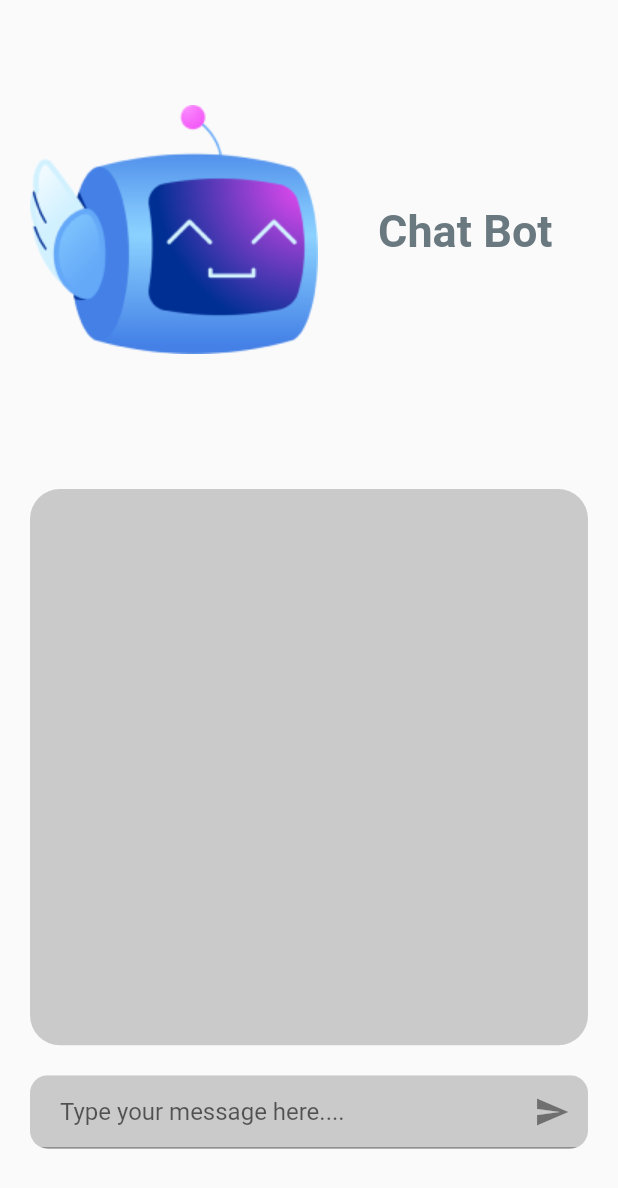
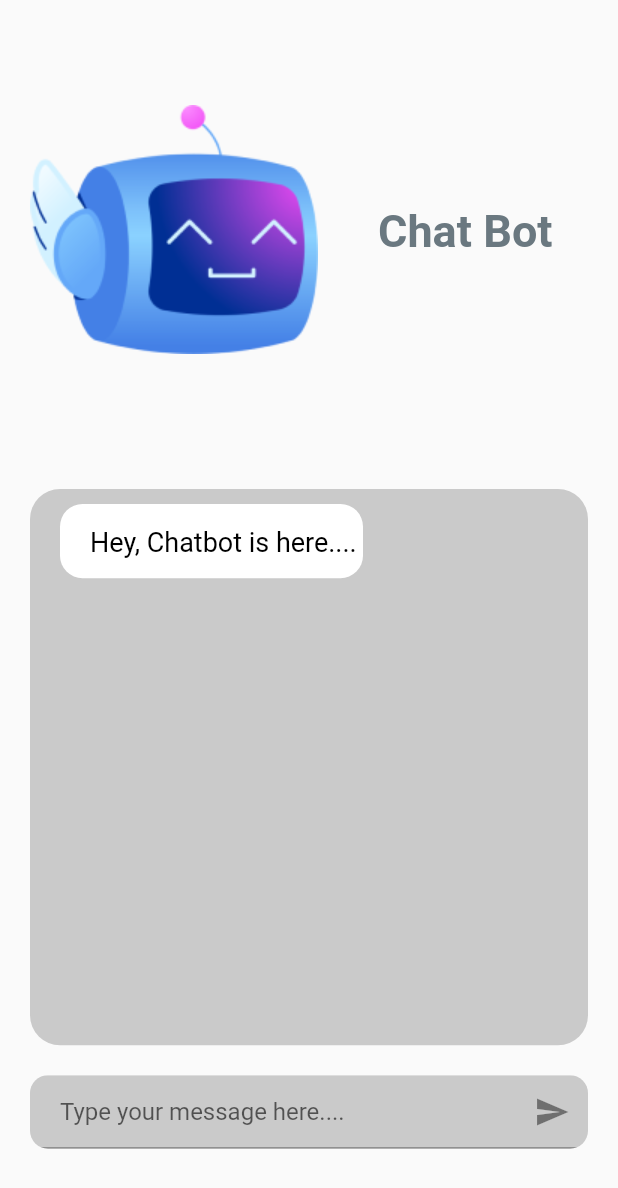
Before and after one commit to sauravkumar1812/CodeForYuth, a Flutter app: the chatbot screen opened directly, on a phone screen of 412 x 824 dp. Shown: the top 1188 px of the screen. Run offline on Flutter 3.47's test engine with Material 2 defaults, Android fonts, the phone set to English and light mode, and no system bars; our stand-ins replace eva_icons_flutter, flutter_chat_ui, font_awesome_flutter, grouped_list.

Commit message:
initail changes

```diff
--- a/lib/chatbot/chatbot.dart
+++ b/lib/chatbot/chatbot.dart
@@ -1,4 +1,5 @@
 import "package:flutter/material.dart";
+import "package:flutter_chat_ui/flutter_chat_ui.dart";
 
 class chatbot extends StatelessWidget {
   const chatbot({super.key});
@@ -52,7 +53,31 @@ class chatbot extends StatelessWidget {
                     ),
                    child: Column(
                     children: [
+                     Padding(
+                       padding: const EdgeInsets.only(left: 20,right: 150,top: 10),
+                       child: Container(
+                                      height: MediaQuery.of(context).size.height *0.06,
+                                   width: MediaQuery.of(context).size.width,
 
+                              decoration: BoxDecoration(
+                                color: Colors.white,
+                                borderRadius: BorderRadius.circular(15),
+                              ),
+                              child: Padding(
+                                padding: const EdgeInsets.only(left: 20,top: 15),
+                                child: Text(
+                                  'Hey, Chatbot is here....',
+                                  textAlign: TextAlign.left,
+                                  style: TextStyle(
+                                    fontSize: 18,
+                                    fontWeight: FontWeight.w400,
+                                    // height: 1.7,
+                                    color: Colors.black,
+                                  ),
+                                ),
+                              ),
+                            ),
+                     ),
                     ],
                    ),
 
```
